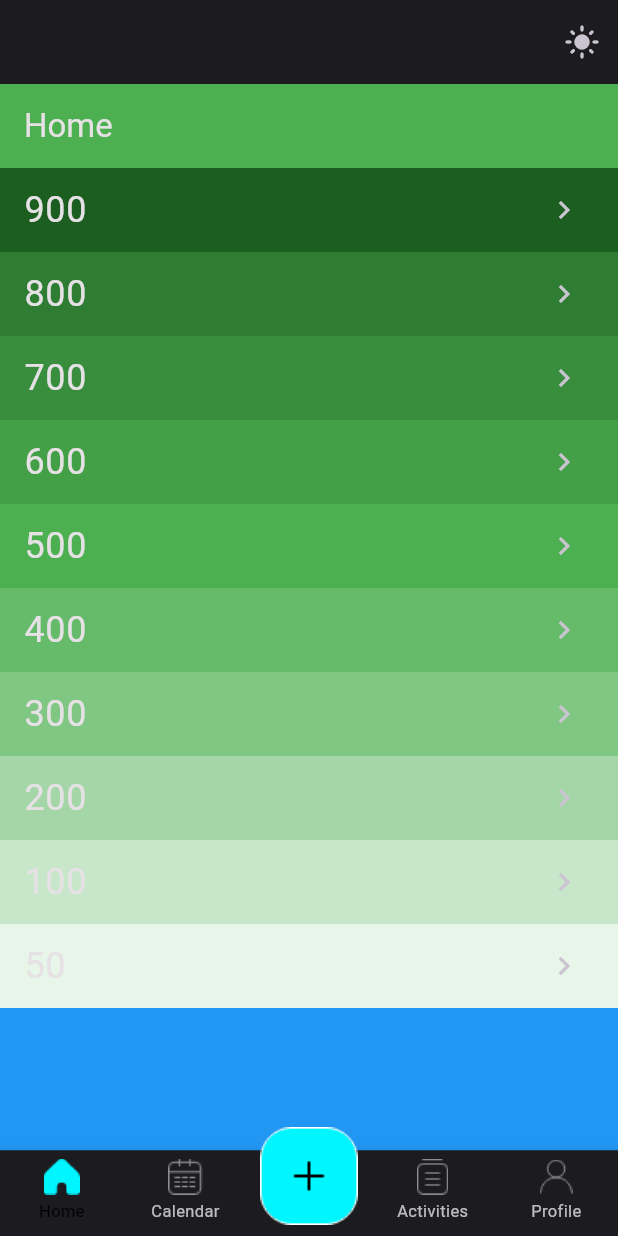
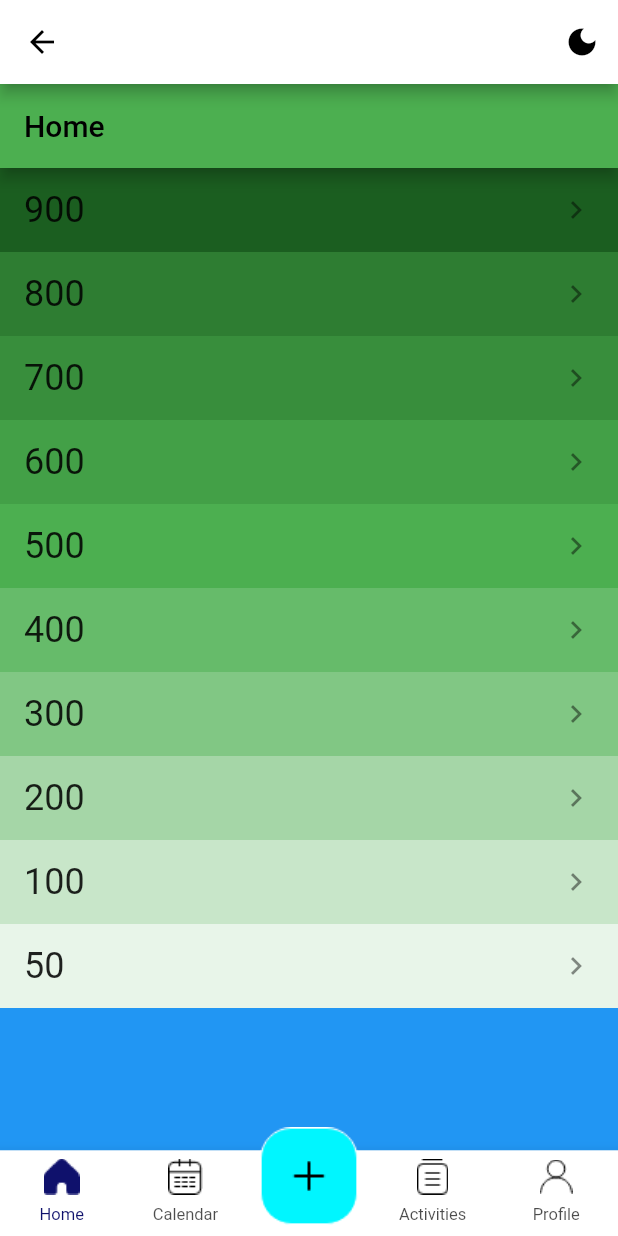
Before and after one commit to goldendragon430/studylife, a Flutter app: the App screen opened directly, on a phone screen of 412 x 824 dp. Run offline on Flutter 3.47's test engine with Material 2 defaults, Android fonts, the phone set to English and light mode, and no system bars; our stand-ins replace flutter_hooks, flutter_riverpod, hooks_riverpod, riverpod.

Commit message:
Dynamic theming

```diff
--- /dev/null
+++ b/lib/Onboarding_Screens/login.dart
@@ -0,0 +1 @@
+import 'package:flutter/material.dart';
--- a/lib/Utilities/constants.dart
+++ b/lib/Utilities/constants.dart
@@ -2,34 +2,73 @@ import 'package:flutter/material.dart';
 import '../Extensions/extensions.dart';
 
 class Constants {
-
 //Colors
   static Color lightThemeBackgroundColor = Colors.white;
   static Color darkThemeBackgroundColor = HexColor.fromHex("#1E2439");
   static Color darkThemeSecondaryBackgroundColor = HexColor.fromHex("#283153");
   static Color lightThemePrimaryColor = HexColor.fromHex('#00F6FF');
   static Color darkThemePrimaryColor = HexColor.fromHex('#00F6FF');
-static Color lightThemeSecondaryColor = HexColor.fromHex('#00F6FF').withOpacity(0.2);
+  static Color lightThemeSecondaryColor =
+      HexColor.fromHex('#00F6FF').withOpacity(0.2);
   static Color darkThemeSecondaryColor = HexColor.fromHex('#707070');
   static Color lightThemeTextPrimaryColor = Colors.black;
   static Color lightThemeTextSecondaryColor = Colors.black.withOpacity(0.5);
   static Color darkThemeTextPrimaryColor = Colors.white;
   static Color darkThemeTextSecondaryColor = Colors.white.withOpacity(0.5);
+  static Color lightThemeTextSelectionColor = HexColor.fromHex("#0F116C");
+  static Color darkThemeTextSelectionColor = HexColor.fromHex('#00F6FF');
+  static Color darkThemeNavigationBarColor = HexColor.fromHex('#1A1B21');
+  static Color lightThemeUnselectedTextColor = Colors.black.withOpacity(0.7);
+  static Color darkThemeUnselectedTextColor = Colors.white.withOpacity(0.5);
+
+    static const MaterialColor kToLight = MaterialColor(
+    0xffffffff, // 0% comes in here, this will be color picked if no shade is selected when defining a Color property which doesn’t require a swatch.
+    <int, Color>{
+      50: Color(0xffe6e6e6), //10%
+      100: Color(0xffcccccc), //20%
+      200: Color(0xffb3b3b3), //30%
+      300: Color(0xff999999), //40%
+      400: Color(0xff808080), //50%
+      500: Color(0xff666666), //60%
+      600: Color(0xff4c4c4c), //70%
+      700: Color(0xff333333), //80%
+      800: Color(0xff191919), //90%
+      900: Color(0xff000000), //100%
+    },
+  );
+
+  static const MaterialColor kToDark = MaterialColor(
+    0xff1e2439, // 0% comes in here, this will be color picked if no shade is selected when defining a Color property which doesn’t require a swatch.
+    <int, Color>{
+      50: Color(0xff1b2033), //10%
+      100: Color(0xff181d2e), //20%
+      200: Color(0xff151928), //30%
+      300: Color(0xff121622), //40%
+      400: Color(0xff0f121d), //50%
+      500: Color(0xff0c0e17), //60%
+      600: Color(0xff090b11), //70%
+      700: Color(0xff06070b), //80%
+      800: Color(0xff030406), //90%
+      900: Color(0xff000000), //100%
+    },
+  );
 
 //Fonts
-static  TextStyle lightThemeTitleTextStyle = TextStyle(
-  fontSize: 24, fontFamily: 'Roboto', fontWeight: FontWeight.bold,color: lightThemeTextPrimaryColor
+  static TextStyle lightThemeTitleTextStyle = TextStyle(
+      fontSize: 24,
+      fontFamily: 'Roboto',
+      fontWeight: FontWeight.bold,
+      color: lightThemeTextPrimaryColor);
+
+  static TextStyle darkThemeTitleTextStyle = TextStyle(
+      fontSize: 24,
+      fontFamily: 'Roboto',
+      fontWeight: FontWeight.bold,
+      color: darkThemeTextPrimaryColor);
+
+  static TextStyle titleTextStyle = const TextStyle(
+    fontSize: 24,
+    fontFamily: 'Roboto',
+    fontWeight: FontWeight.bold,
   );
-
-static  TextStyle darkThemeTitleTextStyle = TextStyle(
-  fontSize: 24, fontFamily: 'Roboto', fontWeight: FontWeight.bold,color: darkThemeTextPrimaryColor
-);
-
-static  TextStyle titleTextStyle = const TextStyle(
-  fontSize: 24, fontFamily: 'Roboto', fontWeight: FontWeight.bold,
-);
-
-
-
-
 }
--- a/lib/app.dart
+++ b/lib/app.dart
@@ -6,15 +6,49 @@ import './tab_item.dart';
 import './tab_navigator.dart';
 import 'main.dart';
 
+final themeModeProvider = StateProvider<ThemeMode>((ref) {
+  var brightness = WidgetsBinding.instance.window.platformBrightness;
 
-class App extends StatefulWidget {
+  if (brightness == Brightness.dark) {
+    return ThemeMode.dark;
+  } else {
+    return ThemeMode.light;
+  }
+});
+
+class App extends ConsumerStatefulWidget {
   const App({super.key});
 
   @override
-  State<StatefulWidget> createState() => AppState();
+  ConsumerState<App> createState() => AppState();
 }
 
-class AppState extends State<App> {
+class AppState extends ConsumerState<App> with WidgetsBindingObserver {
+  @override
+  void initState() {
+    super.initState();
+    WidgetsBinding.instance.addObserver(this);
+  }
+
+  @override
+  void dispose() {
+    WidgetsBinding.instance.removeObserver(this);
+    super.dispose();
+  }
+
+  @override
+  void didChangePlatformBrightness() {
+    final Brightness brightness =
+        WidgetsBinding.instance.window.platformBrightness;
+    //inform listeners and rebuild widget tree
+
+    if (brightness == Brightness.dark) {
+      ref.read(themeModeProvider.notifier).state = ThemeMode.dark;
+    } else {
+      ref.read(themeModeProvider.notifier).state = ThemeMode.light;
+    }
+  }
+
   var _currentTab = TabItem.tabItems[0];
   final _navigatorKeys = {
     TabItem.tabItems[0]: GlobalKey<NavigatorState>(),
@@ -35,7 +69,6 @@ class AppState extends State<App> {
 
   @override
   Widget build(BuildContext context) {
-
     return WillPopScope(
       onWillPop: () async {
         final isFirstRouteInCurrentTab =
@@ -52,8 +85,10 @@ class AppState extends State<App> {
         // let system handle back button if we're on the first route
         return isFirstRouteInCurrentTab;
       },
-      child: Consumer (builder: (context, ref, child) {
+      child: Consumer(
+        builder: (context, ref, child) {
           final theme = ref.watch(themeModeProvider);
+
           return Scaffold(
             appBar: AppBar(
               actions: [
@@ -66,7 +101,8 @@ class AppState extends State<App> {
                   },
                   icon: Icon(theme == ThemeMode.dark
                       ? Icons.light_mode
-                        : Icons.dark_mode),),
+                      : Icons.dark_mode),
+                ),
               ],
             ),
             floatingActionButton: Container(
@@ -89,13 +125,14 @@ class AppState extends State<App> {
               _buildOffstageNavigator(TabItem.tabItems[3]),
               _buildOffstageNavigator(TabItem.tabItems[4]),
             ]),
-          floatingActionButtonLocation: FloatingActionButtonLocation.centerDocked,
+            floatingActionButtonLocation:
+                FloatingActionButtonLocation.centerDocked,
             bottomNavigationBar: BottomNavigation(
                 currentTab: _currentTab,
                 onSelectTab: _selectTab,
-            theme: ref.read(themeModeProvider.notifier).state
-          ),
-        );},
+                theme: ref.read(themeModeProvider.notifier).state),
+          );
+        },
       ),
     );
   }
--- a/lib/bottom_navigation.dart
+++ b/lib/bottom_navigation.dart
@@ -3,11 +3,14 @@ import 'package:hooks_riverpod/hooks_riverpod.dart';
 
 import './tab_item.dart';
 import 'main.dart';
-
+import './Utilities/constants.dart';
 
 class BottomNavigation extends StatelessWidget {
-   BottomNavigation(
-      {super.key, required this.currentTab, required this.onSelectTab, required this.theme});
+  const BottomNavigation(
+      {super.key,
+      required this.currentTab,
+      required this.onSelectTab,
+      required this.theme});
   final TabItem currentTab;
   final ValueChanged<TabItem> onSelectTab;
   final ThemeMode theme;
@@ -17,13 +20,13 @@ class BottomNavigation extends StatelessWidget {
     return BottomNavigationBar(
       unselectedLabelStyle: const TextStyle(
           height: 2.0,
-                            color: Colors.black,
+          //color: Colors.black,
           fontFamily: "Roboto",
           fontSize: 11,
           fontWeight: FontWeight.w400),
       selectedLabelStyle: const TextStyle(
           height: 2.0,
-                            color: Colors.black,
+          //  color: Colors.black,
           fontFamily: "Roboto",
           fontSize: 11,
           fontWeight: FontWeight.w400),
@@ -39,22 +42,24 @@ class BottomNavigation extends StatelessWidget {
         TabItem.tabItems[index],
       ),
       currentIndex: currentTab.index,
-        selectedItemColor: Colors.black,
+      selectedItemColor: theme == ThemeMode.dark
+          ? Constants.darkThemeTextSelectionColor
+          : Constants.lightThemeTextSelectionColor,
+      unselectedItemColor: theme == ThemeMode.dark
+          ? Constants.darkThemeUnselectedTextColor
+          : Constants.lightThemeUnselectedTextColor,
+      backgroundColor: theme == ThemeMode.dark
+          ? Constants.darkThemeNavigationBarColor
+          : Colors.white,
     );
   }
 
   BottomNavigationBarItem _buildItem(TabItem tabItem) {
-
     return BottomNavigationBarItem(
-      icon: theme == ThemeMode.dark
-                        ? tabItem.iconDark : tabItem.icon,
-      activeIcon: theme == ThemeMode.dark
-                        ? tabItem.activeDarkIcon : tabItem.activeIcon,
+      icon: theme == ThemeMode.dark ? tabItem.iconDark : tabItem.icon,
+      activeIcon:
+          theme == ThemeMode.dark ? tabItem.activeDarkIcon : tabItem.activeIcon,
       label: tabItem.name,
     );
   }
-
-  Color _colorTabMatching(TabItem item) {
-    return Colors.grey;
 }
-}
```
Also changed, not shown: lib/Controllers/auth_controller.dart (added, +21 -0 lines), lib/Onboarding_Screens/get_started.dart (added, +40 -0 lines), lib/main.dart (+11 -12 lines), assets/images/2.0x/LoginSignupBackground.png (added), assets/images/2.0x/LoginSignupBackgroundDark.png (added), assets/images/3.0x/LoginSignupBackground.png (added), assets/images/3.0x/LoginSignupBackgroundDark.png (added), assets/images/LoginSignupBackground.png (added), assets/images/LoginSignupBackgroundDark.png (added), lib/Theme/color_schemes.g.dart. Lines whose indentation alone changed are shown as unchanged.
